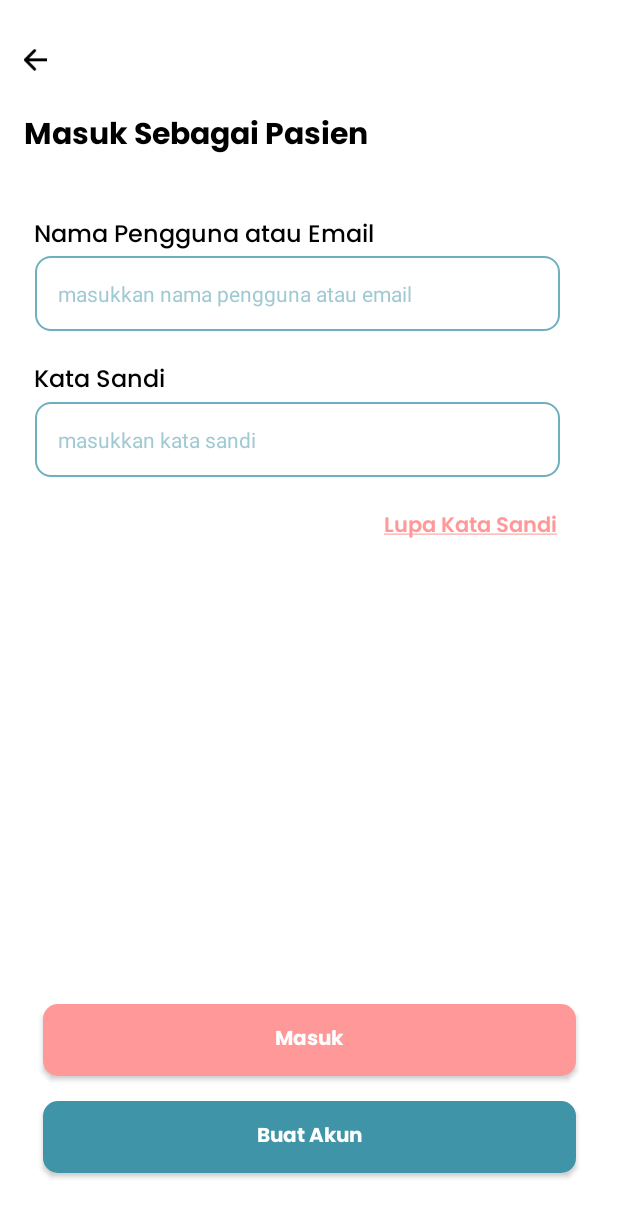
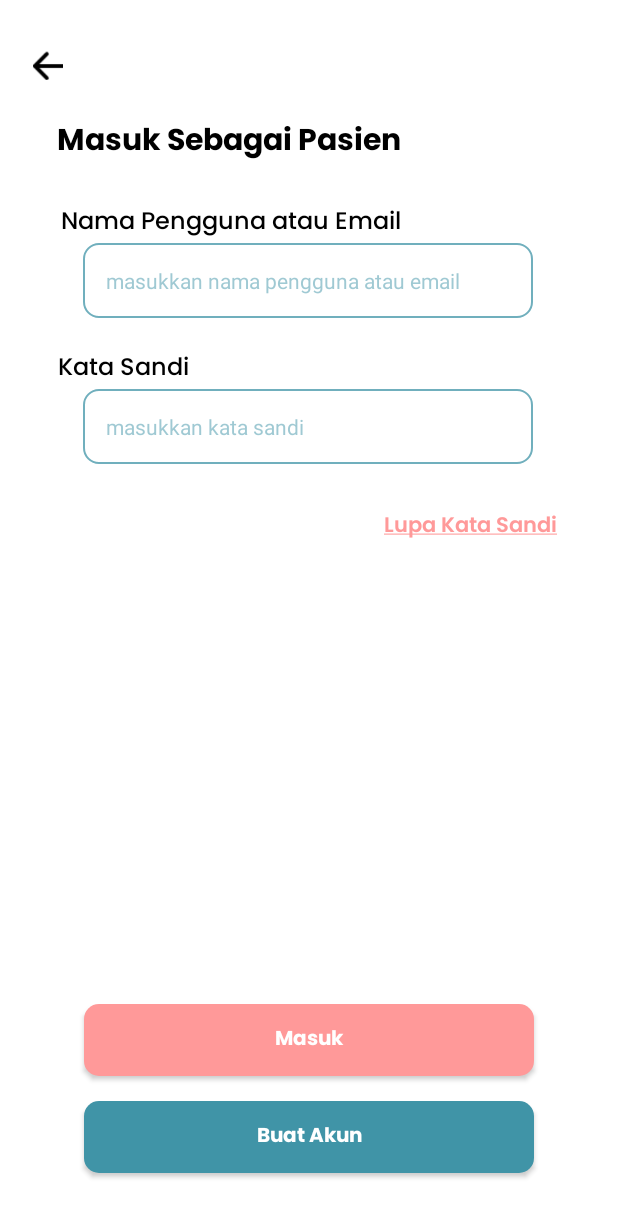
Before and after one commit to Piaaa15/MentlyApp, an Android app: the LoginPasien screen opened directly, with no data from a screen before it, on a phone screen of 412 x 824 dp. Shown: the top 1217 px of the screen. Run offline under Robolectric (Android 15) with nearby library versions, the phone set to English and light mode, and no system bars.

Commit message:
Buat Daftar Pasien, Update Halaman Sesuai HP

```diff
--- a/app/src/main/AndroidManifest.xml
+++ b/app/src/main/AndroidManifest.xml
@@ -12,6 +12,9 @@
         android:supportsRtl="true"
         android:theme="@style/Theme.Design.NoActionBar"
         tools:targetApi="31">
+        <activity
+            android:name=".DaftarPasien"
+            android:exported="false" />
         <activity
             android:name=".LoginAdmin"
             android:exported="false" />
--- a/app/src/main/java/com/example/project_mently/LoginPasien.java
+++ b/app/src/main/java/com/example/project_mently/LoginPasien.java
@@ -3,6 +3,7 @@ package com.example.project_mently;
 import android.content.Intent;
 import android.os.Bundle;
 import android.view.View;
+import android.widget.Button;
 import android.widget.ImageView;
 
 import androidx.activity.EdgeToEdge;
@@ -13,6 +14,7 @@ import androidx.core.view.WindowInsetsCompat;
 
 public class LoginPasien extends AppCompatActivity {
     ImageView btnBack;
+    Button btnMasuk, btnDaftar;
 
     @Override
     protected void onCreate(Bundle savedInstanceState) {
@@ -20,6 +22,7 @@ public class LoginPasien extends AppCompatActivity {
         setContentView(R.layout.activity_login_pasien);
 
         btnBack = findViewById(R.id.btn_back1);
+        btnDaftar = findViewById(R.id.btn_daftar1);
         btnBack.setOnClickListener(new View.OnClickListener() {
             @Override
             public void onClick(View view) {
@@ -27,6 +30,13 @@ public class LoginPasien extends AppCompatActivity {
                 startActivity(i);
             }
         });
+        btnDaftar.setOnClickListener(new View.OnClickListener() {
+            @Override
+            public void onClick(View view) {
+                Intent i = new Intent(getApplicationContext(), DaftarPasien.class);
+                startActivity(i);
+            }
+        });
 
     }
 }
--- a/app/src/main/res/layout/activity_login_pasien.xml
+++ b/app/src/main/res/layout/activity_login_pasien.xml
@@ -33,18 +33,18 @@
         android:textSize="20dp"
         app:layout_constraintBottom_toBottomOf="parent"
         app:layout_constraintEnd_toEndOf="parent"
-        app:layout_constraintHorizontal_bias="0.089"
+        app:layout_constraintHorizontal_bias="0.207"
         app:layout_constraintStart_toStartOf="parent"
         app:layout_constraintTop_toTopOf="parent"
-        app:layout_constraintVertical_bias="0.093" />
+        app:layout_constraintVertical_bias="0.098" />
 
     <ImageView
         android:id="@+id/btn_back1"
-        android:layout_width="15dp"
+        android:layout_width="20dp"
         android:layout_height="0dp"
-        android:layout_marginTop="24dp"
+        android:layout_marginTop="28dp"
         app:layout_constraintEnd_toEndOf="parent"
-        app:layout_constraintHorizontal_bias="0.041"
+        app:layout_constraintHorizontal_bias="0.056"
         app:layout_constraintStart_toStartOf="parent"
         app:layout_constraintTop_toTopOf="parent"
         app:srcCompat="@drawable/btn_back" />
@@ -59,14 +59,14 @@
         android:textSize="16dp"
         app:layout_constraintBottom_toBottomOf="parent"
         app:layout_constraintEnd_toEndOf="parent"
-        app:layout_constraintHorizontal_bias="0.123"
+        app:layout_constraintHorizontal_bias="0.221"
         app:layout_constraintStart_toStartOf="parent"
         app:layout_constraintTop_toTopOf="parent"
-        app:layout_constraintVertical_bias="0.181" />
+        app:layout_constraintVertical_bias="0.17" />
 
     <EditText
         android:id="@+id/editTextText"
-        android:layout_width="350dp"
+        android:layout_width="300dp"
         android:layout_height="50dp"
         android:background="@drawable/form_input"
         android:ems="10"
@@ -78,7 +78,7 @@
         android:textSize="14sp"
         app:layout_constraintBottom_toBottomOf="parent"
         app:layout_constraintEnd_toEndOf="parent"
-        app:layout_constraintHorizontal_bias="0.377"
+        app:layout_constraintHorizontal_bias="0.494"
         app:layout_constraintStart_toStartOf="parent"
         app:layout_constraintTop_toBottomOf="@+id/txtNamaP"
         app:layout_constraintVertical_bias="0.0" />
@@ -93,33 +93,33 @@
         android:textSize="16dp"
         app:layout_constraintBottom_toBottomOf="parent"
         app:layout_constraintEnd_toEndOf="parent"
-        app:layout_constraintHorizontal_bias="0.07"
+        app:layout_constraintHorizontal_bias="0.12"
         app:layout_constraintStart_toStartOf="parent"
         app:layout_constraintTop_toTopOf="parent"
-        app:layout_constraintVertical_bias="0.302" />
+        app:layout_constraintVertical_bias="0.292" />
 
     <EditText
         android:id="@+id/et_katasandi"
-        android:layout_width="350dp"
+        android:layout_width="300dp"
         android:layout_height="50dp"
         android:background="@drawable/form_input"
         android:ems="10"
         android:hint="masukkan kata sandi"
         android:inputType="text"
         android:paddingStart="15dp"
+        android:textColor="@color/biru_2"
         android:textColorHint="#804094A7"
-        android:textColor="@color/biru_2"
         android:textSize="14sp"
         app:layout_constraintBottom_toBottomOf="parent"
         app:layout_constraintEnd_toEndOf="parent"
-        app:layout_constraintHorizontal_bias="0.377"
+        app:layout_constraintHorizontal_bias="0.494"
         app:layout_constraintStart_toStartOf="parent"
         app:layout_constraintTop_toBottomOf="@+id/txtNamaP"
-        app:layout_constraintVertical_bias="0.161" />
+        app:layout_constraintVertical_bias="0.159" />
 
     <Button
         android:id="@+id/btn_masuk1"
-        android:layout_width="355dp"
+        android:layout_width="300dp"
         android:layout_height="48dp"
         android:layout_marginBottom="24dp"
         android:background="@drawable/button_masuk1"
@@ -136,7 +136,7 @@
 
     <Button
         android:id="@+id/btn_daftar1"
-        android:layout_width="355dp"
+        android:layout_width="300dp"
         android:layout_height="48dp"
         android:background="@drawable/btn_daftar1"
         android:fontFamily="@font/poppins_bold"
```
Also changed, not shown: app/src/main/java/com/example/project_mently/DaftarPasien.java (added, +33 -0 lines), app/src/main/res/layout/activity_daftar_pasien.xml (added, +238 -0 lines), app/src/main/res/layout/activity_welcome_page.xml (+12 -12 lines).
